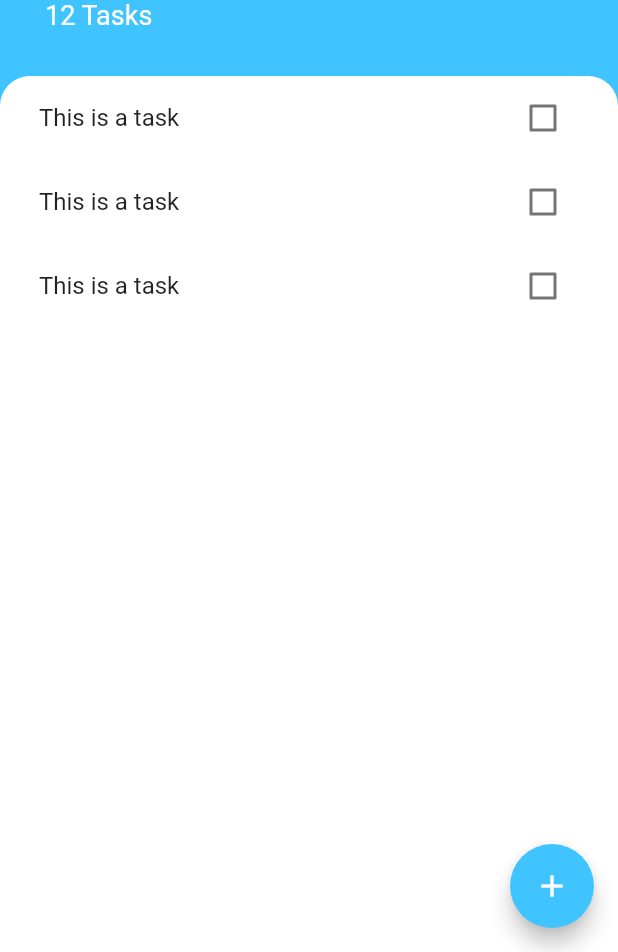
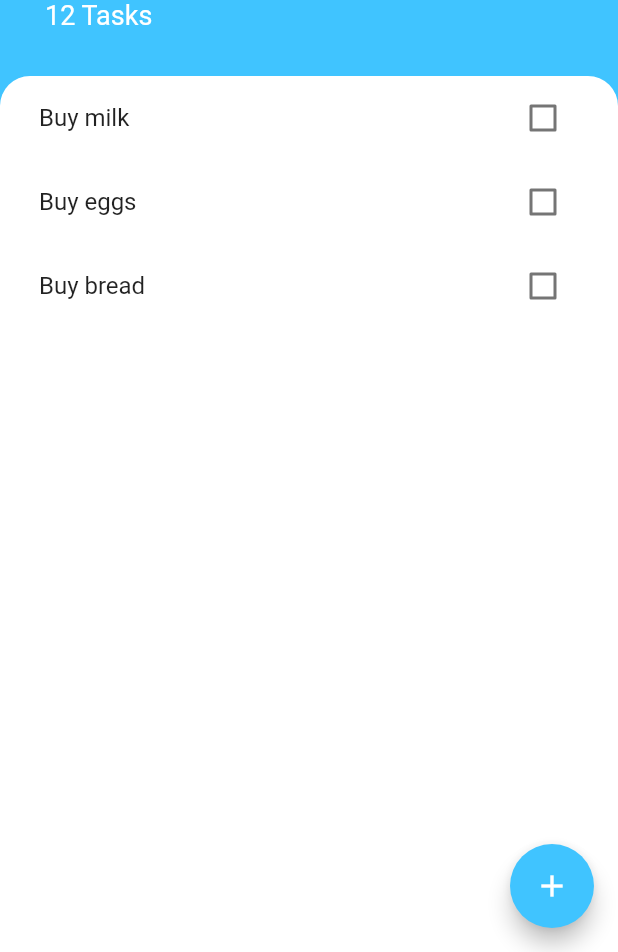
Before and after one commit to sjp07/todo, a Flutter app: the screen it shows after launch, on a phone screen of 412 x 824 dp, the part 284-1236 px from its top. Run offline on Flutter 3.47's test engine with Material 2 defaults, Android fonts, the phone set to English and light mode, and no system bars.

Commit message:
Move add task up to tasks_screen...partically compelete

```diff
--- a/lib/screens/add_task_screen.dart
+++ b/lib/screens/add_task_screen.dart
@@ -3,6 +3,8 @@ import 'package:flutter/material.dart';
 class AddTaskScreen extends StatelessWidget {
   @override
   Widget build(BuildContext context) {
+    String newTaskTitle;
+
     return Container(
       padding: EdgeInsets.all(20.0),
       color: Color(0xff757575),
@@ -28,6 +30,9 @@ class AddTaskScreen extends StatelessWidget {
             TextField(
               autofocus: true,
               textAlign: TextAlign.center,
+              onChanged: (newText) {
+                newTaskTitle = newText;
+              },
             ),
             FlatButton(
               child: Text(
@@ -38,7 +43,7 @@ class AddTaskScreen extends StatelessWidget {
               ),
               color: Colors.lightBlueAccent,
               onPressed: () {
-                // add action on press
+                print(newTaskTitle);
               },
             ),
           ],
--- a/lib/screens/tasks_screen.dart
+++ b/lib/screens/tasks_screen.dart
@@ -1,8 +1,20 @@
 import 'package:flutter/material.dart';
 import 'package:todoey_flutter/widgets/tasks_list.dart';
 import 'package:todoey_flutter/screens/add_task_screen.dart';
+import 'package:todoey_flutter/models/task.dart';
 
-class TasksScreen extends StatelessWidget {
+class TasksScreen extends StatefulWidget {
+  @override
+  _TasksScreenState createState() => _TasksScreenState();
+}
+
+class _TasksScreenState extends State<TasksScreen> {
+  List<Task> tasks = [
+    Task(name: 'Buy milk'),
+    Task(name: 'Buy eggs'),
+    Task(name: 'Buy bread'),
+  ];
+
   @override
   Widget build(BuildContext context) {
     return Scaffold(
@@ -65,7 +77,7 @@ class TasksScreen extends StatelessWidget {
                   topRight: Radius.circular(20.0),
                 ),
               ),
-              child: TasksList(),
+              child: TasksList(tasks),
             ),
           ),
         ],
--- a/lib/widgets/task_tile.dart
+++ b/lib/widgets/task_tile.dart
@@ -1,38 +1,25 @@
 import 'package:flutter/material.dart';
 
 class TaskTile extends StatelessWidget {
-  final bool isChecked = false;
+  final bool isChecked;
+  final String taskTitle;
+  final Function checkboxCallback;
 
-  void checkboxCallback(bool checkboxState) {
-    setState(() {
-      isChecked = checkboxState;
-    });
-  }
+  TaskTile({this.isChecked, this.taskTitle, this.checkboxCallback});
 
   @override
   Widget build(BuildContext context) {
     return ListTile(
       title: Text(
-        'This is a task',
+        taskTitle,
         style: TextStyle(
             decoration: isChecked ? TextDecoration.lineThrough : null),
       ),
-      trailing: TaskCheckbox(isChecked, checkboxCallback),
+      trailing: Checkbox(
+        activeColor: Colors.lightBlueAccent,
+        value: isChecked,
+        onChanged: checkboxCallback,
+      ),
     );
   }
 }
-
-class TaskCheckbox extends StatelessWidget {
-  final bool checkboxState;
-  final Function toggleCheckboxState;
-
-  TaskCheckbox(this.checkboxState, this.toggleCheckboxState);
-
-  @override
-  Widget build(BuildContext context) {
-    return Checkbox(
-        activeColor: Colors.lightBlueAccent,
-        value: checkboxState,
-        onChanged: toggleCheckboxState);
-  }
-}
--- a/lib/widgets/tasks_list.dart
+++ b/lib/widgets/tasks_list.dart
@@ -3,25 +3,30 @@ import 'package:todoey_flutter/widgets/task_tile.dart';
 import 'package:todoey_flutter/models/task.dart';
 
 class TasksList extends StatefulWidget {
+  final List<Task> tasks;
+
+  TasksList(this.tasks);
+
   @override
   _TasksListState createState() => _TasksListState();
 }
 
 class _TasksListState extends State<TasksList> {
-  List<Task> tasks = [
-    Task(name: 'Buy milk'),
-    Task(name: 'Buy eggs'),
-    Task(name: 'Buy bread'),
-  ];
-
   @override
   Widget build(BuildContext context) {
-    return ListView(
-      children: [
-        TaskTile(),
-        TaskTile(),
-        TaskTile(),
-      ],
+    return ListView.builder(
+      itemBuilder: (context, index) {
+        return TaskTile(
+          taskTitle: widget.tasks[index].name,
+          isChecked: widget.tasks[index].isDone,
+          checkboxCallback: (bool checkboxState) {
+            setState(() {
+              widget.tasks[index].toggleDone();
+            });
+          },
+        );
+      },
+      itemCount: widget.tasks.length,
     );
   }
 }
```
